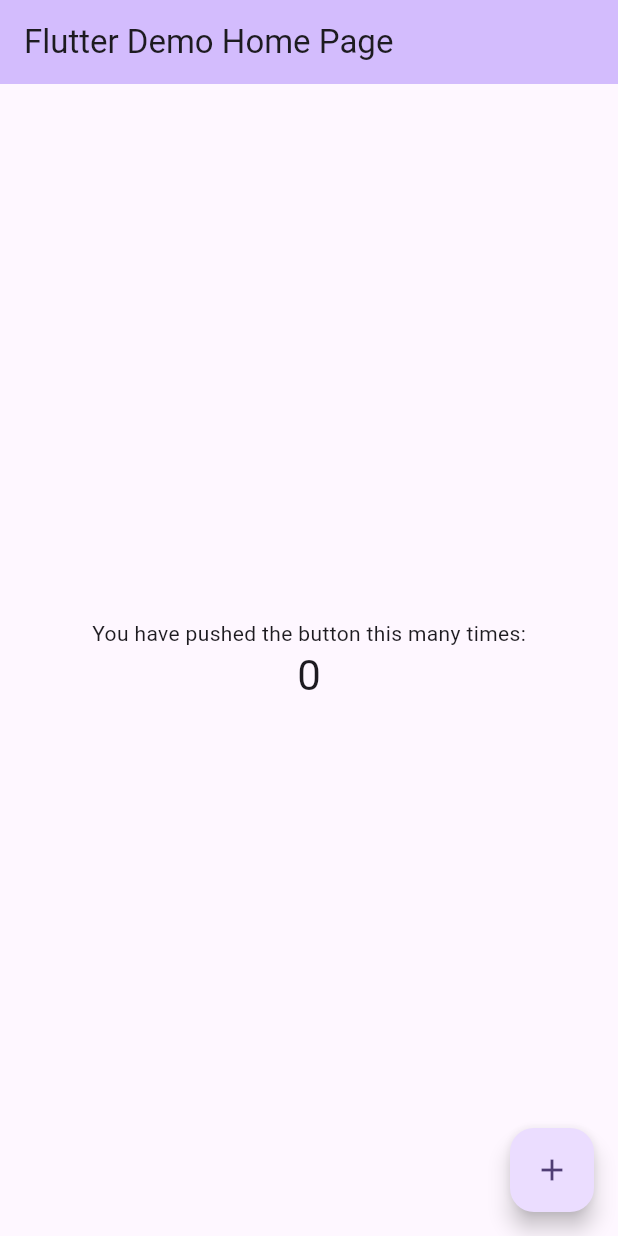
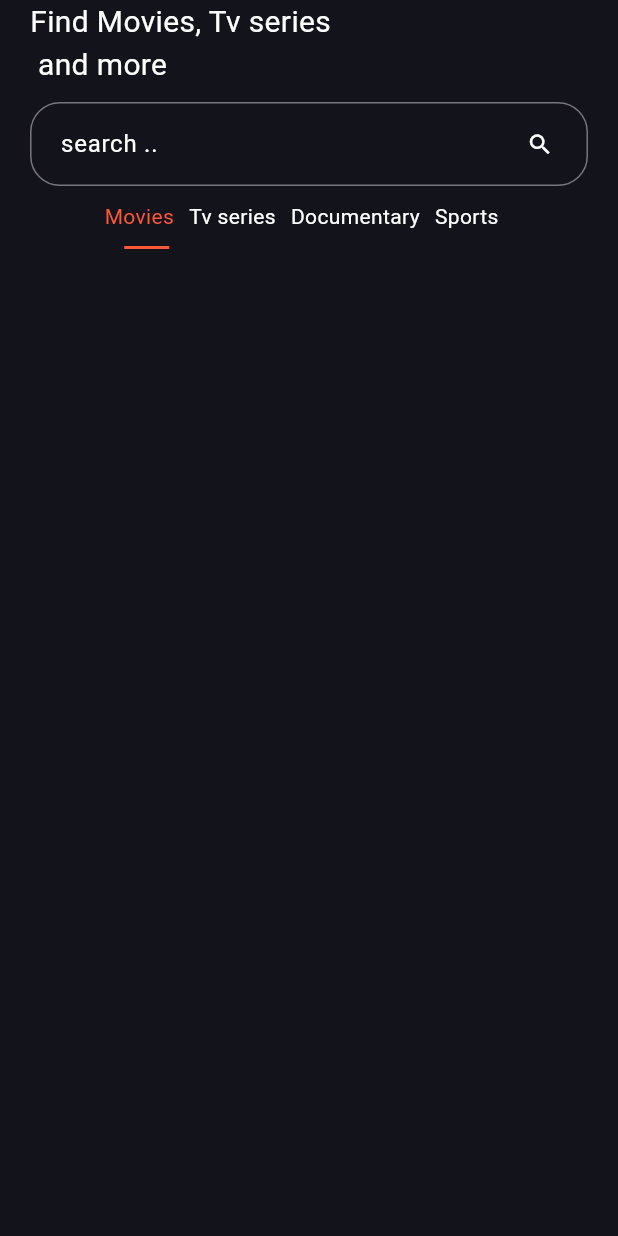
Before and after one commit to mohammedKhalifa1/myMovie, a Flutter app: the screen it shows after launch, on a phone screen of 412 x 824 dp. Run offline on Flutter 3.47's test engine with Material 3 defaults, Android fonts, the phone set to English and light mode, and no system bars; our stand-ins replace device_preview, get, google_fonts; Roboto replaces fonts that are missing (Cairo).

Commit message:
add some packeges

```diff
--- a/my_movie/lib/main.dart
+++ b/my_movie/lib/main.dart
@@ -1,125 +1,26 @@
+import 'package:device_preview/device_preview.dart';
+import 'package:flutter/foundation.dart';
 import 'package:flutter/material.dart';
+import 'package:get/get.dart';
+import 'package:my_movie/page/home/home_page.dart';
 
 void main() {
-  runApp(const MyApp());
+  runApp(DevicePreview(
+      enabled: !kReleaseMode, builder: (context) => const MyApp()));
 }
 
 class MyApp extends StatelessWidget {
   const MyApp({super.key});
 
-  // This widget is the root of your application.
   @override
   Widget build(BuildContext context) {
-    return MaterialApp(
-      title: 'Flutter Demo',
-      theme: ThemeData(
-        // This is the theme of your application.
-        //
-        // TRY THIS: Try running your application with "flutter run". You'll see
-        // the application has a purple toolbar. Then, without quitting the app,
-        // try changing the seedColor in the colorScheme below to Colors.green
-        // and then invoke "hot reload" (save your changes or press the "hot
-        // reload" button in a Flutter-supported IDE, or press "r" if you used
-        // the command line to start the app).
-        //
-        // Notice that the counter didn't reset back to zero; the application
-        // state is not lost during the reload. To reset the state, use hot
-        // restart instead.
-        //
-        // This works for code too, not just values: Most code changes can be
-        // tested with just a hot reload.
-        colorScheme: ColorScheme.fromSeed(seedColor: Colors.deepPurple),
-        useMaterial3: true,
-      ),
-      home: const MyHomePage(title: 'Flutter Demo Home Page'),
+    return GetMaterialApp(
+      debugShowCheckedModeBanner: false,
+      useInheritedMediaQuery: true,
+      locale: DevicePreview.locale(context),
+      builder: DevicePreview.appBuilder,
+      theme: ThemeData(scaffoldBackgroundColor: const Color(0xff13131c)),
+      home: const HomePage(),
     );
   }
 }
-
-class MyHomePage extends StatefulWidget {
-  const MyHomePage({super.key, required this.title});
-
-  // This widget is the home page of your application. It is stateful, meaning
-  // that it has a State object (defined below) that contains fields that affect
-  // how it looks.
-
-  // This class is the configuration for the state. It holds the values (in this
-  // case the title) provided by the parent (in this case the App widget) and
-  // used by the build method of the State. Fields in a Widget subclass are
-  // always marked "final".
-
-  final String title;
-
-  @override
-  State<MyHomePage> createState() => _MyHomePageState();
-}
-
-class _MyHomePageState extends State<MyHomePage> {
-  int _counter = 0;
-
-  void _incrementCounter() {
-    setState(() {
-      // This call to setState tells the Flutter framework that something has
-      // changed in this State, which causes it to rerun the build method below
-      // so that the display can reflect the updated values. If we changed
-      // _counter without calling setState(), then the build method would not be
-      // called again, and so nothing would appear to happen.
-      _counter++;
-    });
-  }
-
-  @override
-  Widget build(BuildContext context) {
-    // This method is rerun every time setState is called, for instance as done
-    // by the _incrementCounter method above.
-    //
-    // The Flutter framework has been optimized to make rerunning build methods
-    // fast, so that you can just rebuild anything that needs updating rather
-    // than having to individually change instances of widgets.
-    return Scaffold(
-      appBar: AppBar(
-        // TRY THIS: Try changing the color here to a specific color (to
-        // Colors.amber, perhaps?) and trigger a hot reload to see the AppBar
-        // change color while the other colors stay the same.
-        backgroundColor: Theme.of(context).colorScheme.inversePrimary,
-        // Here we take the value from the MyHomePage object that was created by
-        // the App.build method, and use it to set our appbar title.
-        title: Text(widget.title),
-      ),
-      body: Center(
-        // Center is a layout widget. It takes a single child and positions it
-        // in the middle of the parent.
-        child: Column(
-          // Column is also a layout widget. It takes a list of children and
-          // arranges them vertically. By default, it sizes itself to fit its
-          // children horizontally, and tries to be as tall as its parent.
-          //
-          // Column has various properties to control how it sizes itself and
-          // how it positions its children. Here we use mainAxisAlignment to
-          // center the children vertically; the main axis here is the vertical
-          // axis because Columns are vertical (the cross axis would be
-          // horizontal).
-          //
-          // TRY THIS: Invoke "debug painting" (choose the "Toggle Debug Paint"
-          // action in the IDE, or press "p" in the console), to see the
-          // wireframe for each widget.
-          mainAxisAlignment: MainAxisAlignment.center,
-          children: <Widget>[
-            const Text(
-              'You have pushed the button this many times:',
-            ),
-            Text(
-              '$_counter',
-              style: Theme.of(context).textTheme.headlineMedium,
-            ),
-          ],
-        ),
-      ),
-      floatingActionButton: FloatingActionButton(
-        onPressed: _incrementCounter,
-        tooltip: 'Increment',
-        child: const Icon(Icons.add),
-      ), // This trailing comma makes auto-formatting nicer for build methods.
-    );
-  }
-}
--- /dev/null
+++ b/my_movie/lib/page/home/home_controller.dart
@@ -0,0 +1,21 @@
+import 'package:get/get.dart';
+
+abstract class HomeController extends GetxController {
+  changeCount(int val);
+}
+
+class HomeControllerImo extends HomeController {
+  int count = 0;
+  List<String> titleAppBare = [
+    "Movies",
+    "Tv series",
+    "Documentary",
+    "Sports",
+  ];
+
+  @override
+  changeCount(int val) {
+    count = val;
+    update();
+  }
+}
--- /dev/null
+++ b/my_movie/lib/page/home/home_page.dart
@@ -0,0 +1,63 @@
+import 'package:flutter/material.dart';
+import 'package:get/get.dart';
+import 'package:google_fonts/google_fonts.dart';
+import 'package:my_movie/page/home/home_controller.dart';
+import 'package:my_movie/page/home/widget/home_title_app_bare.dart';
+import '../../widget/text_from_field.dart';
+
+class HomePage extends StatelessWidget {
+  const HomePage({super.key});
+
+  @override
+  Widget build(BuildContext context) {
+    Get.put(HomeControllerImo());
+    return SafeArea(
+      child: Scaffold(
+        body: GetBuilder<HomeControllerImo>(
+          builder: (controller) => Column(
+            crossAxisAlignment: CrossAxisAlignment.start,
+            children: [
+              Container(
+                margin: const EdgeInsets.only(left: 20),
+                child: Text(
+                  "Find Movies, Tv series \n and more",
+                  style: GoogleFonts.cairo(color: Colors.white, fontSize: 20),
+                ),
+              ),
+              const SizedBox(
+                height: 10,
+              ),
+              CustomTextFromField(
+                active: true,
+                hint: " search ..",
+                onTap: () {},
+              ),
+              Container(
+                width: double.infinity,
+                padding: const EdgeInsets.only(top: 10),
+                child: Row(
+                  mainAxisAlignment: MainAxisAlignment.center,
+                  children: [
+                    for (int i = 0; i < controller.titleAppBare.length; i++)
+                      TitleRowAppBare(
+                        onTap: () {
+                          controller.changeCount(i);
+                          switch (i) {
+                            case 0:
+                              break;
+                            default:
+                          }
+                        },
+                        title: controller.titleAppBare[i],
+                        active: i == controller.count ? true : false,
+                      )
+                  ],
+                ),
+              )
+            ],
+          ),
+        ),
+      ),
+    );
+  }
+}
--- /dev/null
+++ b/my_movie/lib/page/home/widget/home_title_app_bare.dart
@@ -0,0 +1,39 @@
+import 'package:flutter/material.dart';
+
+class TitleRowAppBare extends StatelessWidget {
+  const TitleRowAppBare({
+    super.key,
+    required this.title,
+    required this.onTap,
+    this.active,
+  });
+
+  final String title;
+  final VoidCallback onTap;
+  final bool? active;
+  @override
+  Widget build(BuildContext context) {
+    return InkWell(
+      onTap: onTap,
+      child: Column(
+        children: [
+          Container(
+            margin: const EdgeInsets.only(right: 10),
+            child: Text(
+              title,
+              style: TextStyle(
+                  color:
+                      active == true ? const Color(0xffff5638) : Colors.white),
+            ),
+          ),
+          Container(
+            margin: EdgeInsets.only(top: 10),
+            width: 30,
+            height: 2,
+            color: active == true ? const Color(0xffff5638) : null,
+          )
+        ],
+      ),
+    );
+  }
+}
--- /dev/null
+++ b/my_movie/lib/widget/text_from_field.dart
@@ -0,0 +1,41 @@
+import 'package:flutter/material.dart';
+
+class CustomTextFromField extends StatelessWidget {
+  final String hint;
+  final VoidCallback onTap;
+  final bool active;
+  const CustomTextFromField({
+    super.key,
+    required this.hint,
+    required this.onTap,
+    required this.active,
+  });
+
+  @override
+  Widget build(BuildContext context) {
+    return Container(
+      padding: const EdgeInsets.symmetric(horizontal: 20),
+      child: TextFormField(
+        style: const TextStyle(color: Colors.white),
+        decoration: InputDecoration(
+          focusedBorder: OutlineInputBorder(
+              borderRadius: BorderRadius.circular(20),
+              borderSide: const BorderSide(color: Colors.white)),
+          border: OutlineInputBorder(
+              borderRadius: BorderRadius.circular(20),
+              borderSide: const BorderSide(color: Colors.white)),
+          hintText: hint,
+          suffixIcon: active == true
+              ? TextButton(
+                  onPressed: onTap,
+                  child: const Icon(
+                    Icons.search,
+                    color: Colors.white,
+                  ))
+              : null,
+          hintStyle: const TextStyle(color: Colors.white),
+        ),
+      ),
+    );
+  }
+}
--- a/my_movie/pubspec.yaml
+++ b/my_movie/pubspec.yaml
@@ -35,6 +35,11 @@ dependencies:
   # The following adds the Cupertino Icons font to your application.
   # Use with the CupertinoIcons class for iOS style icons.
   cupertino_icons: ^1.0.6
+  http: ^1.2.2
+  dartz: ^0.10.1
+  get: ^4.6.6
+  device_preview: ^1.2.0
+  google_fonts: ^6.2.1
 
 dev_dependencies:
   flutter_test:
```
Also changed, not shown: my_movie/pubspec.lock, 1 other file.
